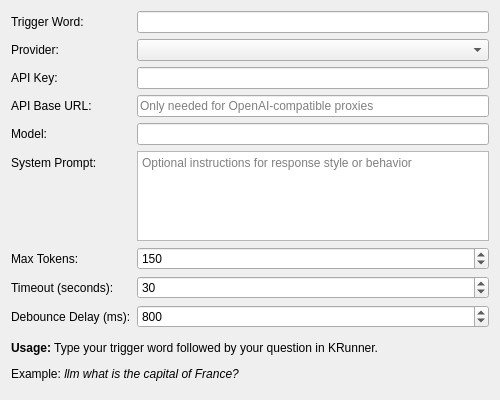
First picture: the form in src/llmconfig.ui, repository Blacksuan19/krunner-llm-runner, before the edit.
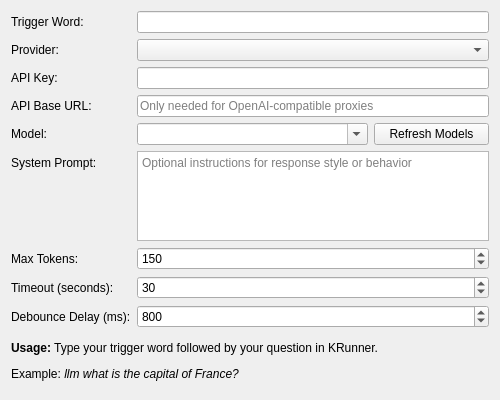
Second picture: the form after the edit.

Commit message: feat: add model discovery to settings

The edit to the form file:
```diff
--- a/src/llmconfig.ui
+++ b/src/llmconfig.ui
@@ -81,11 +81,40 @@
    </widget>
    </item>
    <item row="4" column="1">
-    <widget class="QLineEdit" name="modelEdit">
+    <layout class="QHBoxLayout" name="modelLayout">
+     <item>
+      <widget class="QComboBox" name="modelCombo">
+       <property name="sizePolicy">
+        <sizepolicy hsizetype="Expanding" vsizetype="Fixed">
+         <horstretch>2</horstretch>
+         <verstretch>0</verstretch>
+        </sizepolicy>
+       </property>
+       <property name="editable">
+        <bool>true</bool>
+       </property>
      <property name="toolTip">
       <string>The model to use (e.g., gpt-4, claude-3-5-sonnet-20241022)</string>
      </property>
     </widget>
+     </item>
+     <item>
+      <widget class="QPushButton" name="refreshModelsButton">
+       <property name="sizePolicy">
+        <sizepolicy hsizetype="Expanding" vsizetype="Fixed">
+         <horstretch>1</horstretch>
+         <verstretch>0</verstretch>
+        </sizepolicy>
+       </property>
+       <property name="text">
+        <string>Refresh Models</string>
+       </property>
+       <property name="toolTip">
+        <string>Fetch models from supported providers</string>
+       </property>
+      </widget>
+     </item>
+    </layout>
    </item>
    <item row="5" column="0">
     <widget class="QLabel" name="systemPromptLabel">
```
Lines whose indentation alone changed are shown as unchanged. The commit also changes 4 other files.
